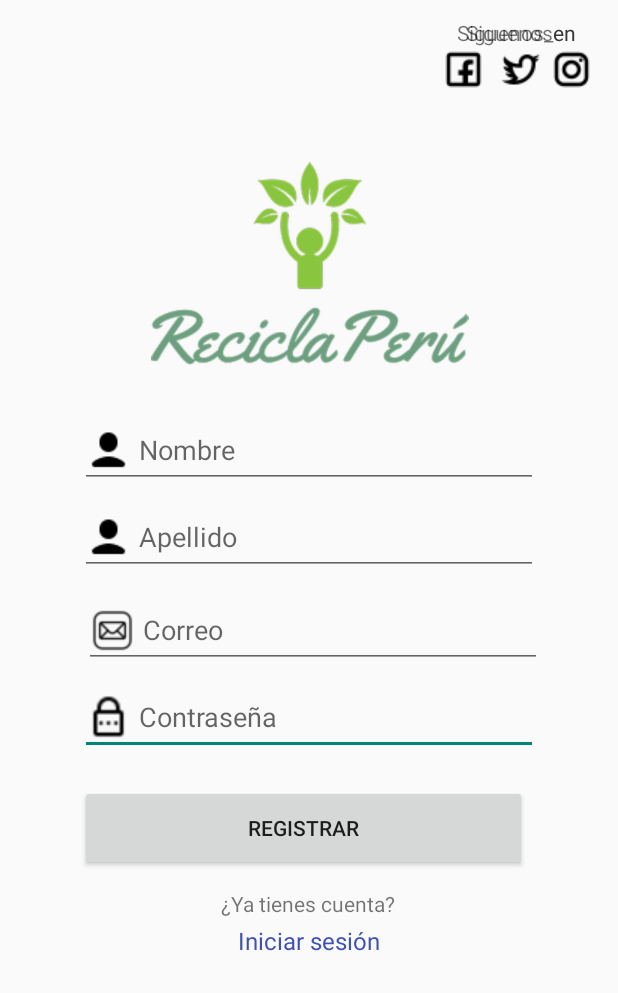
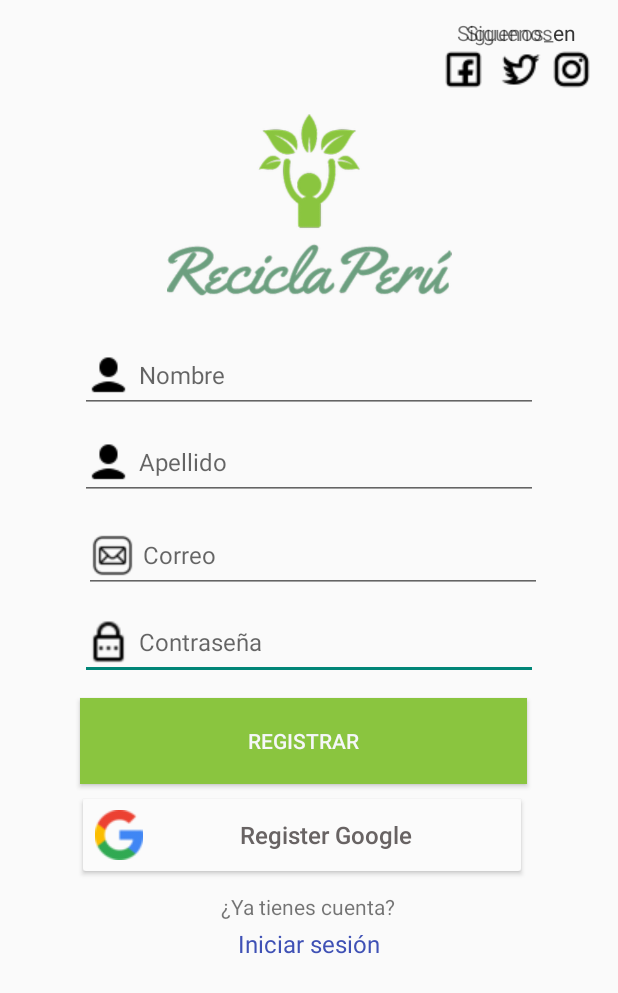
Before and after one commit to JoshRSx/AplicacionReciclaje, an Android app: the screen it shows after launch (RegisterActivity), after a tap on "Registrarme", on a phone screen of 412 x 824 dp. Shown: the top 993 px of the screen. Run offline under Robolectric (Android 15) with nearby library versions, the phone set to English and light mode, and no system bars; our stand-ins replace Firebase (no records; nobody signed in at launch, a user with empty details on screens opened directly).

Commit message:
Commit GoogleLogin

```diff
--- a/app/build.gradle
+++ b/app/build.gradle
@@ -2,6 +2,7 @@ plugins {
     id 'com.android.application'
     id 'org.jetbrains.kotlin.android'
     id 'kotlin-android-extensions'
+    id 'com.google.android.libraries.mapsplatform.secrets-gradle-plugin'
 }
 
 /*Hola*/
@@ -52,6 +53,7 @@ dependencies {
     implementation 'androidx.navigation:navigation-ui-ktx:2.4.2'
     implementation 'com.google.firebase:firebase-auth-ktx:21.0.5'
     implementation 'com.google.firebase:firebase-database-ktx:20.0.5'
+    implementation 'com.google.android.gms:play-services-maps:18.0.2'
     testImplementation 'junit:junit:4.13.2'
     androidTestImplementation 'androidx.test.ext:junit:1.1.3'
     androidTestImplementation 'androidx.test.espresso:espresso-core:3.4.0'
@@ -62,4 +64,6 @@ dependencies {
     implementation 'com.github.bumptech.glide:glide:4.12.0'
     implementation 'com.google.firebase:firebase-auth'
     implementation 'com.google.android.gms:play-services-auth:20.2.0'
+
+    implementation 'com.google.android.gms:play-services-maps:18.0.2'
 }
--- a/app/src/main/java/com/example/aplicacionreciclaje/LoginActivity.kt
+++ b/app/src/main/java/com/example/aplicacionreciclaje/LoginActivity.kt
@@ -165,10 +165,8 @@ class LoginActivity : AppCompatActivity() {
 
                                 var it1: Intent = Intent(this, MainActivity::class.java)
                                 it1.putExtra("uri",ph)
+                                showHome(account.email ?: "", MainActivity.ProviderType.GOOGLE)
 
-
-                                showHome(account.email ?: "", MainActivity.ProviderType.GOOGLE)
-                                Toast.makeText(this,"Hola: "+ph, Toast.LENGTH_SHORT).show()
                             } else {
                                 Toast.makeText(this, "Error!", Toast.LENGTH_SHORT).show()
 
--- a/app/src/main/java/com/example/aplicacionreciclaje/MainActivity.kt
+++ b/app/src/main/java/com/example/aplicacionreciclaje/MainActivity.kt
@@ -47,7 +47,7 @@ class MainActivity : AppCompatActivity() {
         super.onCreate(savedInstanceState)
 
 
-        val sessionId = this@MainActivity.intent.getStringExtra("uri")
+
 
         AppCompatDelegate.setDefaultNightMode(AppCompatDelegate.MODE_NIGHT_NO);
         binding = ActivityMainBinding.inflate(layoutInflater)
@@ -151,7 +151,7 @@ class MainActivity : AppCompatActivity() {
         // menu should be considered as top level destinations.
         appBarConfiguration = AppBarConfiguration(
             setOf(
-                R.id.products, R.id.mapFragment, R.id.soporte
+                R.id.products, R.id.map, R.id.soporte
             ), drawerLayout
         )
         setupActionBarWithNavController(navController, appBarConfiguration)
--- a/app/src/main/java/com/example/aplicacionreciclaje/Products.kt
+++ b/app/src/main/java/com/example/aplicacionreciclaje/Products.kt
@@ -55,7 +55,8 @@ class Products : Fragment() {
         itemProd.add(ItemProd("Impresora Epson LX255G",500, "AAAAB3NzaC1yc2EAAAADAQABAAABAQDVrIGItx/NtjCGncP/OYglIyb7jL",R.drawable.mochila,79.90, 59.90))
         itemProd.add(ItemProd("Impresora Epson LX255G",500,"AAAAB3NzaC1yc2EAAAADAQABAAABAQDVrIGItx/NtjCGncP/OYglIyb7jL",R.drawable.impresora,79.90, 59.90))
         itemProd.add(ItemProd("Impresora Epson LX255G",500,"AAAAB3NzaC1yc2EAAAADAQABAAABAQDVrIGItx/NtjCGncP/OYglIyb7jL",R.drawable.laptop,79.90, 59.90))
-
+        itemProd.add(ItemProd("Impresora Epson LX255G",500,"AAAAB3NzaC1yc2EAAAADAQABAAABAQDVrIGItx/NtjCGncP/OYglIyb7jL",R.drawable.cooler,79.90, 59.90))
+        itemProd.add(ItemProd("Impresora Epson LX255G",500,"AAAAB3NzaC1yc2EAAAADAQABAAABAQDVrIGItx/NtjCGncP/OYglIyb7jL",R.drawable.laptop,79.90, 59.90))
 
 
     }
--- a/app/src/main/res/layout/activity_login.xml
+++ b/app/src/main/res/layout/activity_login.xml
@@ -17,6 +17,7 @@
         android:foregroundGravity="left"
         android:hint="  Contraseña"
         android:inputType="textPassword"
+        android:textSize="16sp"
         app:layout_constraintEnd_toEndOf="parent"
         app:layout_constraintStart_toStartOf="parent"
         app:layout_constraintTop_toBottomOf="@+id/txtCorreoLogin" />
@@ -34,6 +35,7 @@
 
         android:includeFontPadding="true"
         android:inputType="textEmailAddress"
+        android:textSize="16sp"
         app:layout_constraintEnd_toEndOf="parent"
         app:layout_constraintStart_toStartOf="parent"
         app:layout_constraintTop_toBottomOf="@+id/imageView11" />
@@ -59,7 +61,7 @@
         android:layout_marginTop="28dp"
         android:text="Registrarme"
         android:textColor="#3F51B5"
-        android:textSize="16sp"
+        android:textSize="14sp"
         app:layout_constraintEnd_toEndOf="parent"
         app:layout_constraintStart_toStartOf="parent"
         app:layout_constraintTop_toBottomOf="@+id/btnGoogle" />
@@ -112,7 +114,7 @@
         android:layout_marginTop="20dp"
         android:text="Continuar como invitado"
         android:textColor="#3F51B5"
-        android:textSize="16sp"
+        android:textSize="14sp"
         app:layout_constraintEnd_toEndOf="parent"
         app:layout_constraintHorizontal_bias="0.497"
         app:layout_constraintStart_toStartOf="parent"
--- a/app/src/main/res/layout/activity_register.xml
+++ b/app/src/main/res/layout/activity_register.xml
@@ -4,6 +4,7 @@
     xmlns:tools="http://schemas.android.com/tools"
     android:layout_width="match_parent"
     android:layout_height="match_parent"
+    android:backgroundTint="#3EAC5C"
     tools:context=".RegisterActivity">
 
     <EditText
@@ -12,11 +13,12 @@
         android:layout_height="50dp"
         android:layout_marginTop="8dp"
         android:drawableStart="@drawable/icons8_password_24"
+        android:drawablePadding="5dp"
         android:ems="10"
+        android:foregroundGravity="left"
         android:hint="Contraseña"
-        android:foregroundGravity="left"
-        android:drawablePadding="5dp"
         android:inputType="textPassword"
+        android:textSize="16sp"
         app:layout_constraintEnd_toEndOf="parent"
         app:layout_constraintStart_toStartOf="parent"
         app:layout_constraintTop_toBottomOf="@+id/txtCorreoLogin" />
@@ -33,6 +35,7 @@
         android:hint="Correo"
         android:inputType="textEmailAddress"
 
+        android:textSize="16sp"
         app:layout_constraintEnd_toEndOf="parent"
         app:layout_constraintHorizontal_bias="0.528"
         app:layout_constraintStart_toStartOf="parent"
@@ -43,39 +46,44 @@
         android:layout_width="305dp"
         android:layout_height="50dp"
         android:layout_marginTop="8dp"
+        android:autofillHints=""
         android:drawableStart="@drawable/icons8_user_30"
+        android:drawablePadding="5dp"
         android:ems="10"
         android:foregroundGravity="left"
-        android:drawablePadding="5dp"
         android:hint="Apellido"
         android:inputType="textPersonName"
+        android:textSize="16sp"
         app:layout_constraintEnd_toEndOf="parent"
         app:layout_constraintStart_toStartOf="parent"
-        app:layout_constraintTop_toBottomOf="@+id/txtNombre"
-        android:autofillHints="" />
+        app:layout_constraintTop_toBottomOf="@+id/txtNombre" />
 
     <EditText
         android:id="@+id/txtNombre"
         android:layout_width="305dp"
         android:layout_height="50dp"
-        android:layout_marginTop="32dp"
+        android:layout_marginTop="28dp"
+        android:autofillHints=""
         android:drawableStart="@drawable/icons8_user_30"
+        android:drawablePadding="5dp"
         android:ems="10"
         android:foregroundGravity="left"
-        android:drawablePadding="5dp"
         android:hint="Nombre"
         android:inputType="textPersonName"
+        android:textSize="16sp"
         app:layout_constraintEnd_toEndOf="parent"
         app:layout_constraintStart_toStartOf="parent"
-        app:layout_constraintTop_toBottomOf="@+id/imageView12"
-        android:autofillHints="" />
+        app:layout_constraintTop_toBottomOf="@+id/imageView12" />
 
     <Button
         android:id="@+id/btnInicioSesion"
         android:layout_width="298dp"
         android:layout_height="57dp"
-        android:layout_marginTop="20dp"
+        android:layout_marginTop="12dp"
+        android:background="#8AC53F"
+        android:shadowColor="#F3EFEF"
         android:text="registrar"
+        android:textColor="#F5F7F8"
         app:layout_constraintEnd_toEndOf="parent"
         app:layout_constraintHorizontal_bias="0.469"
         app:layout_constraintStart_toStartOf="parent"
@@ -86,20 +94,20 @@
         android:layout_width="wrap_content"
         android:layout_height="wrap_content"
         android:layout_marginEnd="8dp"
+        android:contentDescription="TODO"
         app:layout_constraintEnd_toStartOf="@+id/imageView5"
         app:layout_constraintTop_toBottomOf="@+id/textView5"
-        app:srcCompat="@drawable/icons8_facebook_30"
-        android:contentDescription="TODO" />
+        app:srcCompat="@drawable/icons8_facebook_30" />
 
     <ImageView
         android:id="@+id/imageView4"
         android:layout_width="wrap_content"
         android:layout_height="wrap_content"
         android:layout_marginEnd="16dp"
+        android:contentDescription="TODO"
         app:layout_constraintEnd_toEndOf="parent"
         app:layout_constraintTop_toTopOf="@+id/imageView5"
-        app:srcCompat="@drawable/icons8_instagram_30"
-        android:contentDescription="TODO" />
+        app:srcCompat="@drawable/icons8_instagram_30" />
 
     <ImageView
         android:id="@+id/imageView5"
@@ -108,8 +116,7 @@
         android:layout_marginEnd="4dp"
         app:layout_constraintEnd_toStartOf="@+id/imageView4"
         app:layout_constraintTop_toBottomOf="@+id/textView5"
-        app:srcCompat="@drawable/icons8_twitter_squared_30"
-       />
+        app:srcCompat="@drawable/icons8_twitter_squared_30" />
 
     <TextView
         android:id="@+id/textView7"
@@ -121,16 +128,17 @@
         app:layout_constraintEnd_toEndOf="parent"
         app:layout_constraintTop_toTopOf="parent"
         tools:text="Siguenos en:" />
+
     <TextView
         android:id="@+id/textView3"
         android:layout_width="wrap_content"
         android:layout_height="wrap_content"
-        android:layout_marginTop="12dp"
+        android:layout_marginTop="8dp"
         android:text="¿Ya tienes cuenta?"
         app:layout_constraintEnd_toEndOf="parent"
         app:layout_constraintHorizontal_bias="0.498"
         app:layout_constraintStart_toStartOf="parent"
-        app:layout_constraintTop_toBottomOf="@+id/btnInicioSesion" />
+        app:layout_constraintTop_toBottomOf="@+id/btnGoogle" />
 
     <TextView
         android:id="@+id/txtIniciarSesion"
@@ -146,7 +154,6 @@
         app:layout_constraintTop_toBottomOf="@+id/textView3" />
 
 
-
     <TextView
         android:id="@+id/textView5"
         android:layout_width="wrap_content"
@@ -160,14 +167,30 @@
 
     <ImageView
         android:id="@+id/imageView12"
-        android:layout_width="249dp"
-        android:layout_height="135dp"
-        android:layout_marginTop="108dp"
+        android:layout_width="230dp"
+        android:layout_height="121dp"
+        android:layout_marginTop="76dp"
         android:contentDescription="TODO"
         app:layout_constraintEnd_toEndOf="parent"
-        app:layout_constraintHorizontal_bias="0.506"
         app:layout_constraintStart_toStartOf="parent"
         app:layout_constraintTop_toTopOf="parent"
         app:srcCompat="@drawable/logoprin_app" />
 
+    <Button
+        android:id="@+id/btnGoogle"
+        android:layout_width="300dp"
+        android:layout_height="60dp"
+        android:layout_marginTop="4dp"
+        android:backgroundTint="#FBFBFB"
+        android:drawableStart="@drawable/google_32x33"
+        android:text="Register Google"
+        android:textAllCaps="false"
+        android:textColor="#686363"
+        android:textSize="16sp"
+        app:layout_constraintEnd_toEndOf="parent"
+        app:layout_constraintHorizontal_bias="0.459"
+        app:layout_constraintStart_toStartOf="parent"
+        app:layout_constraintTop_toBottomOf="@+id/btnInicioSesion" />
+
+
 </androidx.constraintlayout.widget.ConstraintLayout>
--- a/app/src/main/res/layout/app_bar_main.xml
+++ b/app/src/main/res/layout/app_bar_main.xml
@@ -37,6 +37,8 @@
         android:textStyle="bold"
         android:textSize="18dp"
         android:drawableEnd="@drawable/img_puntos32px"
+        android:layout_marginEnd="12dp"
+
 
     />
 
--- a/app/src/main/res/navigation/mobile_navigation.xml
+++ b/app/src/main/res/navigation/mobile_navigation.xml
@@ -11,9 +11,9 @@
         tools:layout="@layout/fragment_products" />
     <fragment
         android:id="@+id/mapFragment"
-        android:name="com.example.aplicacionreciclaje.MapFragment"
-        android:label="Map"
-        tools:layout="@layout/fragment_map" />
+        android:name="com.example.aplicacionreciclaje.MapsFragment"
+        android:label="Mapa"
+        tools:layout="@layout/fragment_maps" />
     <fragment
         android:id="@+id/soporte"
         android:name="com.example.aplicacionreciclaje.Soporte"
--- a/build.gradle
+++ b/build.gradle
@@ -4,6 +4,7 @@ plugins {
     id 'com.android.library' version '7.2.1' apply false
     id 'org.jetbrains.kotlin.android' version '1.6.21' apply false
     id 'com.google.gms.google-services' version '4.3.10' apply false
+    id 'com.google.android.libraries.mapsplatform.secrets-gradle-plugin' version '2.0.1' apply false
 }
 
 task clean(type: Delete) {
```
Also changed, not shown: app/src/main/AndroidManifest.xml (+23 -10 lines), app/src/main/java/com/example/aplicacionreciclaje/MapFragment.kt (deleted, +0 -22 lines), app/src/main/java/com/example/aplicacionreciclaje/MapsFragment.kt (added, +95 -0 lines), app/src/main/res/layout/fragment_map.xml (deleted, +0 -17 lines), app/src/main/res/layout/fragment_maps.xml (added, +8 -0 lines), app/src/main/res/layout/fragment_products.xml (+13 -7 lines), app/src/main/res/layout/product_item.xml (+31 -25 lines).
